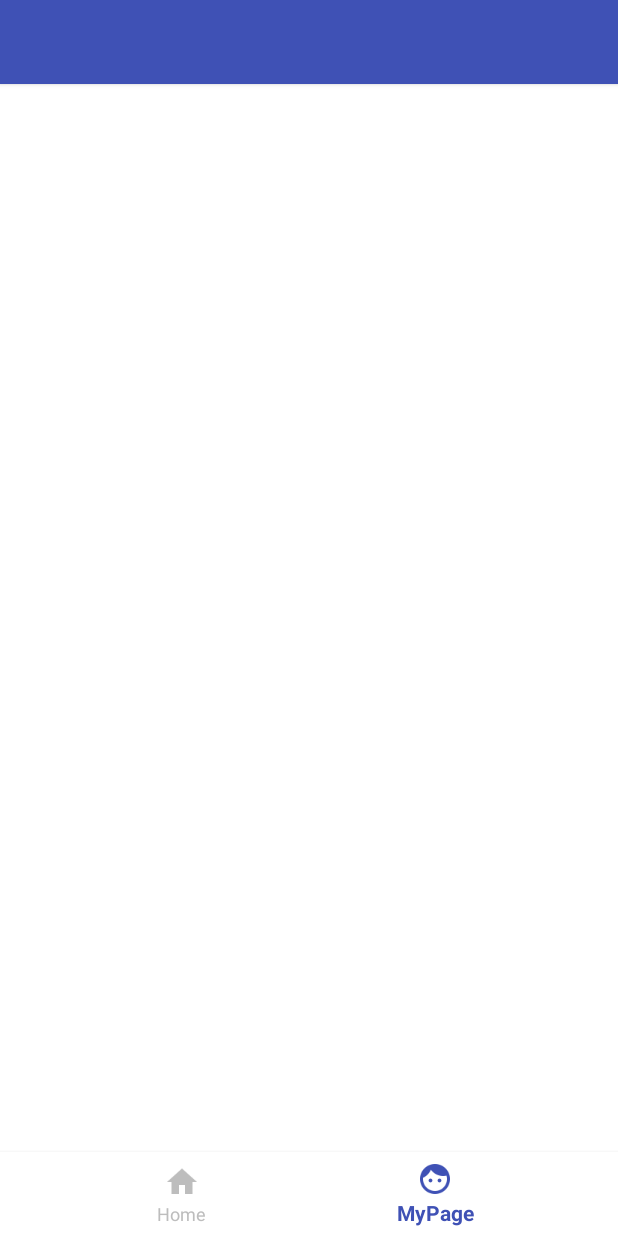
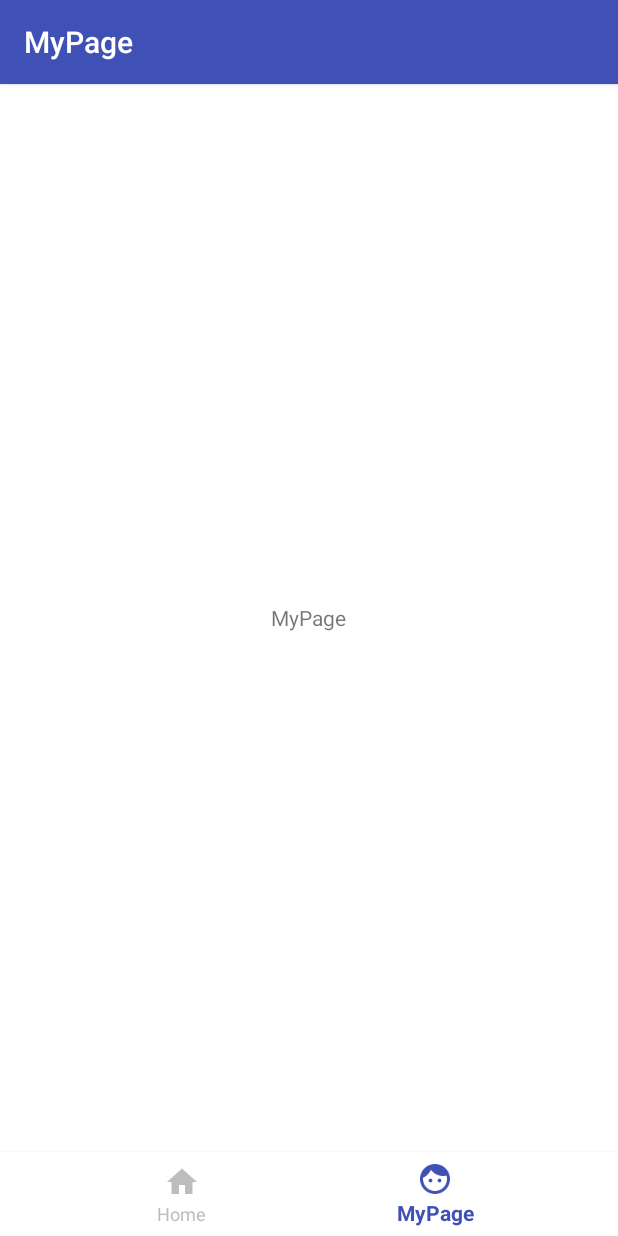
Before and after one commit to u1fukui/bbs-android, an Android app: the screen it shows after launch (MainActivity), item 2 of the bottom bar chosen, on a phone screen of 412 x 824 dp. Run offline under Robolectric (Android 15) with nearby library versions, the phone set to English and light mode, and no system bars; our stand-ins replace data binding.

Commit message:
Implement fragments for tab content.

```diff
--- /dev/null
+++ b/app/src/main/java/com/u1fukui/bbs/HomeFragment.java
@@ -0,0 +1,31 @@
+package com.u1fukui.bbs;
+
+import android.os.Bundle;
+import android.support.annotation.Nullable;
+import android.support.v4.app.Fragment;
+import android.view.LayoutInflater;
+import android.view.View;
+import android.view.ViewGroup;
+
+import com.u1fukui.bbs.databinding.FragmentHomeBinding;
+
+public class HomeFragment extends Fragment {
+
+    public static final String TAG = HomeFragment.class.getSimpleName();
+
+    private FragmentHomeBinding binding;
+
+    public static HomeFragment newInstance() {
+        return new HomeFragment();
+    }
+
+    public HomeFragment() {
+    }
+
+    @Nullable
+    @Override
+    public View onCreateView(LayoutInflater inflater, @Nullable ViewGroup container, @Nullable Bundle savedInstanceState) {
+        binding = FragmentHomeBinding.inflate(inflater, container, false);
+        return binding.getRoot();
+    }
+}
--- a/app/src/main/java/com/u1fukui/bbs/MainActivity.java
+++ b/app/src/main/java/com/u1fukui/bbs/MainActivity.java
@@ -1,17 +1,94 @@
 package com.u1fukui.bbs;
 
+import android.databinding.DataBindingUtil;
 import android.os.Bundle;
 import android.support.annotation.NonNull;
 import android.support.design.widget.BottomNavigationView;
+import android.support.v4.app.Fragment;
+import android.support.v4.app.FragmentManager;
+import android.support.v4.app.FragmentTransaction;
 import android.support.v7.app.AppCompatActivity;
 import android.view.MenuItem;
 import android.widget.TextView;
 
+import com.u1fukui.bbs.databinding.ActivityMainBinding;
+
 public class MainActivity extends AppCompatActivity {
+
+    private ActivityMainBinding binding;
+
+    private Fragment homeFragment;
+
+    private Fragment myPageFragment;
 
     @Override
     protected void onCreate(Bundle savedInstanceState) {
         super.onCreate(savedInstanceState);
-        setContentView(R.layout.activity_main);
+        binding = DataBindingUtil.setContentView(this, R.layout.activity_main);
+        setSupportActionBar(binding.toolbar);
+
+        initViews();
+        initFragments(savedInstanceState);
+    }
+
+    private void initViews() {
+        binding.bottomNav.setOnNavigationItemSelectedListener(new BottomNavigationView.OnNavigationItemSelectedListener() {
+            @Override
+            public boolean onNavigationItemSelected(@NonNull MenuItem item) {
+                getSupportActionBar().setTitle(item.getTitle());
+                item.setChecked(true);
+                switch (item.getItemId()) {
+                    case R.id.nav_home:
+                        switchFragment(homeFragment, HomeFragment.TAG);
+                        break;
+                    case R.id.nav_mypage:
+                        switchFragment(myPageFragment, MyPageFragment.TAG);
+                        break;
+                }
+                return false;
+            }
+        });
+    }
+
+    private void initFragments(Bundle savedInstanceState) {
+        final FragmentManager manager = getSupportFragmentManager();
+        homeFragment = manager.findFragmentByTag(HomeFragment.TAG);
+        myPageFragment = manager.findFragmentByTag(MyPageFragment.TAG);
+        if (homeFragment == null) {
+            homeFragment = HomeFragment.newInstance();
+        }
+        if (myPageFragment == null) {
+            myPageFragment = MyPageFragment.newInstance();
+        }
+        if (savedInstanceState == null) {
+            switchFragment(homeFragment, HomeFragment.TAG);
+        }
+    }
+
+    private boolean switchFragment(@NonNull Fragment fragment, @NonNull String tag) {
+        if (fragment.isAdded()) {
+            return false;
+        }
+
+        final FragmentManager manager = getSupportFragmentManager();
+        final FragmentTransaction ft = manager.beginTransaction();
+
+        final Fragment currentFragment = manager.findFragmentById(R.id.content_view);
+        if (currentFragment != null) {
+            ft.detach(currentFragment);
+        }
+        if (fragment.isDetached()) {
+            ft.attach(fragment);
+        } else {
+            ft.add(R.id.content_view, fragment, tag);
+        }
+        ft.setTransition(FragmentTransaction.TRANSIT_FRAGMENT_FADE)
+                .commit();
+
+        // NOTE: When this method is called by user's continuous hitting at the same time,
+        // transactions are queued, so necessary to reflect commit instantly before next transaction starts.
+        manager.executePendingTransactions();
+
+        return true;
     }
 }
--- /dev/null
+++ b/app/src/main/java/com/u1fukui/bbs/MyPageFragment.java
@@ -0,0 +1,32 @@
+package com.u1fukui.bbs;
+
+import android.os.Bundle;
+import android.support.annotation.Nullable;
+import android.support.v4.app.Fragment;
+import android.view.LayoutInflater;
+import android.view.View;
+import android.view.ViewGroup;
+
+import com.u1fukui.bbs.databinding.FragmentHomeBinding;
+import com.u1fukui.bbs.databinding.FragmentMypageBinding;
+
+public class MyPageFragment extends Fragment {
+
+    public static final String TAG = MyPageFragment.class.getSimpleName();
+
+    private FragmentMypageBinding binding;
+
+    public static MyPageFragment newInstance() {
+        return new MyPageFragment();
+    }
+
+    public MyPageFragment() {
+    }
+
+    @Nullable
+    @Override
+    public View onCreateView(LayoutInflater inflater, @Nullable ViewGroup container, @Nullable Bundle savedInstanceState) {
+        binding = FragmentMypageBinding.inflate(inflater, container, false);
+        return binding.getRoot();
+    }
+}
--- /dev/null
+++ b/app/src/main/res/layout/fragment_home.xml
@@ -0,0 +1,15 @@
+<?xml version="1.0" encoding="utf-8"?>
+<layout xmlns:android="http://schemas.android.com/apk/res/android">
+
+    <FrameLayout
+        android:layout_width="match_parent"
+        android:layout_height="match_parent">
+
+        <TextView
+            android:layout_width="wrap_content"
+            android:layout_height="wrap_content"
+            android:layout_gravity="center"
+            android:text="HOME" />
+    </FrameLayout>
+
+</layout>
--- /dev/null
+++ b/app/src/main/res/layout/fragment_mypage.xml
@@ -0,0 +1,15 @@
+<?xml version="1.0" encoding="utf-8"?>
+<layout xmlns:android="http://schemas.android.com/apk/res/android">
+
+    <FrameLayout
+        android:layout_width="match_parent"
+        android:layout_height="match_parent">
+
+        <TextView
+            android:layout_width="wrap_content"
+            android:layout_height="wrap_content"
+            android:layout_gravity="center"
+            android:text="MyPage" />
+    </FrameLayout>
+
+</layout>
```
